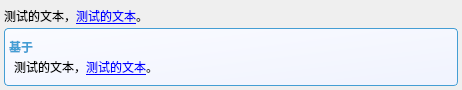
Before: the Qt Designer form DrillPluginInformationReader/Source/InformationModule/pluginDetailPart/helpDetailPart/p_ScriptHelp_PluginRelation.ui in DrillUp/DrillPluginInformationReader, drawn with Qt 5.
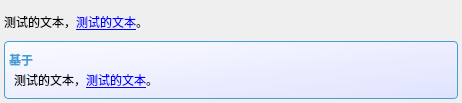
After: the same form once the commit is applied.

The edit to the form file:
```diff
--- a/DrillPluginInformationReader/Source/InformationModule/pluginDetailPart/helpDetailPart/p_ScriptHelp_PluginRelation.ui
+++ b/DrillPluginInformationReader/Source/InformationModule/pluginDetailPart/helpDetailPart/p_ScriptHelp_PluginRelation.ui
@@ -7,7 +7,7 @@
     <x>0</x>
     <y>0</y>
     <width>462</width>
-    <height>90</height>
+    <height>103</height>
    </rect>
   </property>
   <property name="windowTitle">
@@ -23,7 +23,7 @@
 	font-weight:bold;
     border: 1px solid #449ed4;
     border-radius: 4px;
-	background-color: qlineargradient(spread:pad, x1:0, y1:0, x2:1, y2:1, stop:0 #FAFBFF, stop:1 #F0F3FE );
+	background-color: qlineargradient(spread:pad, x1:0, y1:0, x2:1, y2:1, stop:0 #FAFBFF, stop:1 #E0E3FE );
 }
 QGroupBox::title {
 	subcontrol-origin: margin;
```
